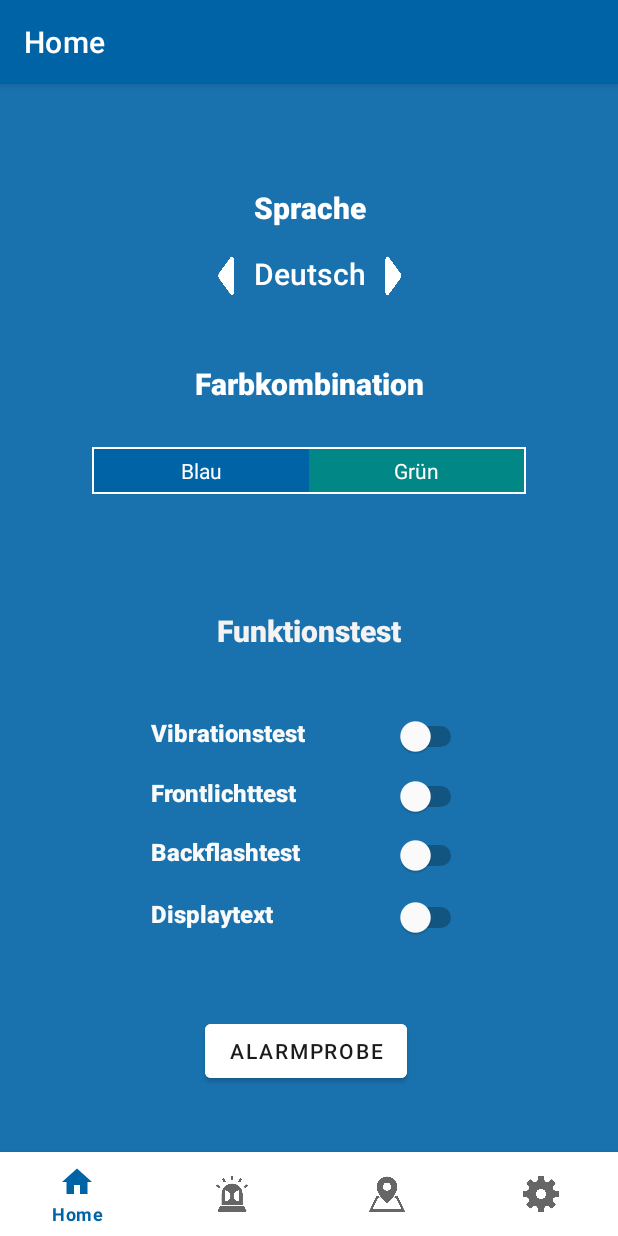
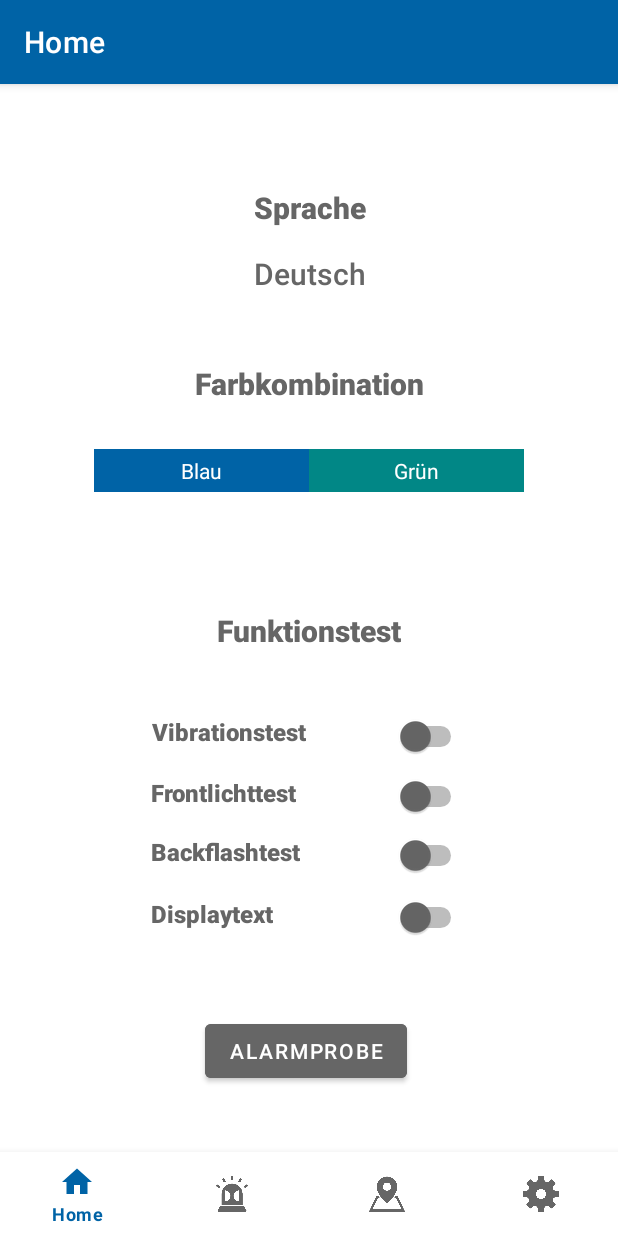
Before and after one commit to rmezameza/hci-team312-alarm-app, an Android app: the screen it shows after launch (MainActivity), on a phone screen of 412 x 824 dp. Run offline under Robolectric (Android 15) with nearby library versions, the phone set to English and light mode, and no system bars; our stand-ins replace navigation-ui.

Commit message:
changed background colour on fragment_configuration.xml

```diff
--- a/app/src/main/AndroidManifest.xml
+++ b/app/src/main/AndroidManifest.xml
@@ -4,7 +4,7 @@
 
     <!-- For MyLocation functionality -->
     <uses-permission android:name="android.permission.ACCESS_FINE_LOCATION" />
-
+    <uses-permission android:name="com.google.android.providers.gsf.permission.READ_GSERVICES" />
     <!-- General Permission for internet related functionalities -->
     <uses-permission android:name="android.permission.INTERNET" />
 
--- a/app/src/main/java/at/ac/univie/hci/u_alarm/ui/configuration/ConfigurationFragment.java
+++ b/app/src/main/java/at/ac/univie/hci/u_alarm/ui/configuration/ConfigurationFragment.java
@@ -1,6 +1,8 @@
 package at.ac.univie.hci.u_alarm.ui.configuration;
 
+import android.content.Context;
 import android.os.Bundle;
+import android.os.Vibrator;
 import android.util.Log;
 import android.view.LayoutInflater;
 import android.view.View;
@@ -68,6 +70,7 @@ public class ConfigurationFragment extends Fragment {
             public void onCheckedChanged(CompoundButton compoundButton, boolean isChecked) {
                 if(isChecked){
                     Log.i("TEST ON SWITCH:","IT WORKS.");
+
                 } else {
 
                 }
--- a/app/src/main/res/layout/fragment_configuration.xml
+++ b/app/src/main/res/layout/fragment_configuration.xml
@@ -5,7 +5,7 @@
     android:id="@+id/fragment_settings_view"
     android:layout_width="match_parent"
     android:layout_height="match_parent"
-    android:background="@color/university_blue_lighter"
+    android:background="@color/white"
     android:focusedByDefault="false"
     android:forceHasOverlappingRendering="true"
     tools:context=".ui.configuration.ConfigurationFragment">
@@ -17,7 +17,7 @@
         android:layout_height="wrap_content"
         android:fontFamily="sans-serif-black"
         android:text="@string/language"
-        android:textColor="#FFFFFF"
+        android:textColor="@color/university_grey"
         android:textSize="20sp"
         app:layout_constraintBottom_toBottomOf="parent"
         app:layout_constraintEnd_toEndOf="parent"
@@ -78,7 +78,7 @@
         android:layout_height="wrap_content"
         android:fontFamily="sans-serif-medium"
         android:text="@string/german_language"
-        android:textColor="@color/white"
+        android:textColor="@color/university_grey"
         android:textSize="20sp"
         app:layout_constraintBottom_toBottomOf="parent"
         app:layout_constraintEnd_toEndOf="parent"
@@ -93,7 +93,7 @@
         android:layout_height="wrap_content"
         android:fontFamily="sans-serif-black"
         android:text="@string/color_combination"
-        android:textColor="@color/white"
+        android:textColor="@color/university_grey"
         android:textSize="20sp"
         app:layout_constraintBottom_toBottomOf="parent"
         app:layout_constraintEnd_toEndOf="parent"
@@ -130,15 +130,15 @@
 
     <TextView
         android:id="@+id/textViewVibration"
-        android:layout_width="103dp"
-        android:layout_height="27dp"
+        android:layout_width="114dp"
+        android:layout_height="28dp"
         android:fontFamily="sans-serif-black"
         android:text="@string/vibration_test"
-        android:textColor="#FAFAFA"
+        android:textColor="@color/university_grey"
         android:textSize="16sp"
         app:layout_constraintBottom_toBottomOf="parent"
         app:layout_constraintEnd_toEndOf="parent"
-        app:layout_constraintHorizontal_bias="0.327"
+        app:layout_constraintHorizontal_bias="0.34"
         app:layout_constraintStart_toStartOf="parent"
         app:layout_constraintTop_toTopOf="parent"
         app:layout_constraintVertical_bias="0.615" />
@@ -149,7 +149,7 @@
         android:layout_height="27dp"
         android:fontFamily="sans-serif-black"
         android:text="@string/frontflash_test"
-        android:textColor="#FAFAFA"
+        android:textColor="@color/university_grey"
         android:textSize="16sp"
         app:layout_constraintBottom_toBottomOf="parent"
         app:layout_constraintEnd_toEndOf="parent"
@@ -164,7 +164,7 @@
         android:layout_height="27dp"
         android:fontFamily="sans-serif-black"
         android:text="@string/backflash_test"
-        android:textColor="#FAFAFA"
+        android:textColor="@color/university_grey"
         android:textSize="16sp"
         app:layout_constraintBottom_toBottomOf="parent"
         app:layout_constraintEnd_toEndOf="parent"
@@ -179,7 +179,7 @@
         android:layout_height="6dp"
         android:checked="false"
         android:showText="false"
-        android:thumbTint="#FFFFFF"
+        android:thumbTint="@color/university_grey"
         android:trackTint="#000000"
         app:layout_constraintBottom_toBottomOf="parent"
         app:layout_constraintEnd_toEndOf="parent"
@@ -194,7 +194,7 @@
         android:layout_height="6dp"
         android:checked="false"
         android:showText="false"
-        android:thumbTint="#FFFFFF"
+        android:thumbTint="@color/university_grey"
         android:trackTint="#000000"
         app:layout_constraintBottom_toBottomOf="parent"
         app:layout_constraintEnd_toEndOf="parent"
@@ -209,7 +209,7 @@
         android:layout_height="6dp"
         android:checked="false"
         android:showText="false"
-        android:thumbTint="#FFFFFF"
+        android:thumbTint="@color/university_grey"
         android:trackTint="#000000"
         app:layout_constraintBottom_toBottomOf="parent"
         app:layout_constraintEnd_toEndOf="parent"
@@ -224,7 +224,7 @@
         android:layout_height="6dp"
         android:checked="false"
         android:showText="false"
-        android:thumbTint="#FFFFFF"
+        android:thumbTint="@color/university_grey"
         android:trackTint="#000000"
         app:layout_constraintBottom_toBottomOf="parent"
         app:layout_constraintEnd_toEndOf="parent"
@@ -239,7 +239,7 @@
         android:layout_height="27dp"
         android:fontFamily="sans-serif-black"
         android:text="@string/displaytest"
-        android:textColor="#FAFAFA"
+        android:textColor="@color/university_grey"
         android:textSize="16sp"
         app:layout_constraintBottom_toBottomOf="parent"
         app:layout_constraintEnd_toEndOf="parent"
@@ -254,7 +254,7 @@
         android:layout_height="wrap_content"
         android:fontFamily="sans-serif-black"
         android:text="@string/function_test"
-        android:textColor="#F4F2F2"
+        android:textColor="@color/university_grey"
         android:textSize="20sp"
         app:layout_constraintBottom_toTopOf="@+id/textViewVibration"
         app:layout_constraintEnd_toEndOf="parent"
@@ -266,10 +266,10 @@
         android:id="@+id/buttonTestAlarm"
         android:layout_width="wrap_content"
         android:layout_height="wrap_content"
-        android:backgroundTint="#FFFFFF"
+        android:backgroundTint="@color/university_grey"
         android:backgroundTintMode="add"
         android:text="@string/test_alarm"
-        android:textColor="#1B1B1B"
+        android:textColor="@color/white"
         app:layout_constraintBottom_toBottomOf="parent"
         app:layout_constraintEnd_toEndOf="parent"
         app:layout_constraintHorizontal_bias="0.492"
--- a/app/src/main/res/values/colors.xml
+++ b/app/src/main/res/values/colors.xml
@@ -9,6 +9,7 @@
     <color name="purple_200">#FFBB86FC</color>
     <color name="university_blue_lighter">#1972ae</color>
     <color name="university_blue">#0063A6</color>
+    <color name="university_grey">#666666</color>
     <color name="teal_200">#FF03DAC5</color>
     <color name="teal_700">#FF018786</color>
     <color name="black">#FF000000</color>
```
